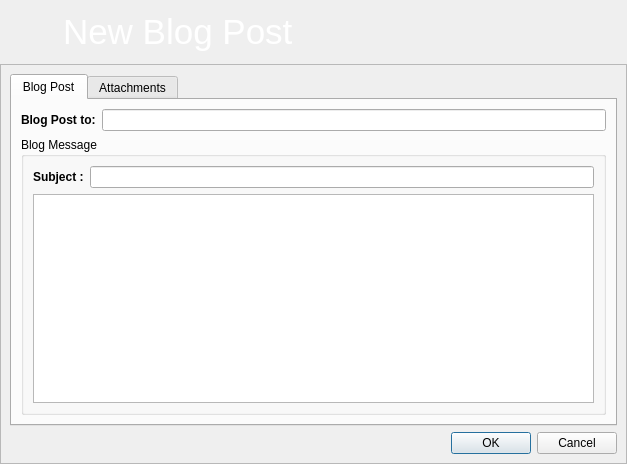
RetroShare/RetroShare, file retroshare-gui/src/gui/blogs/CreateBlogMsg.ui: the form before one commit.
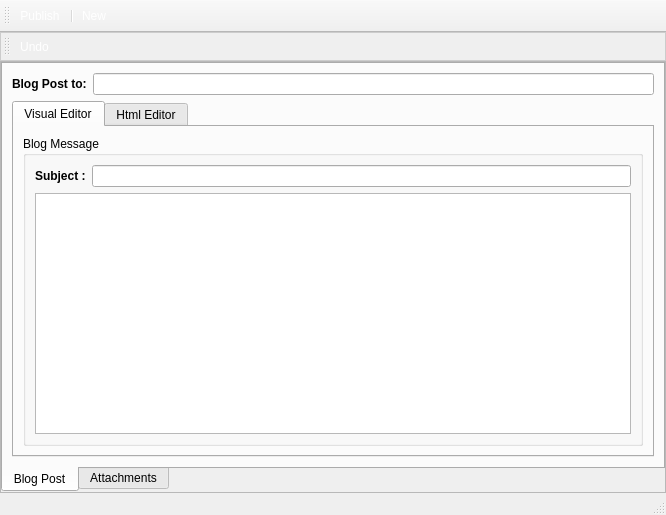
The form after the commit. Icons and pictures are not drawn.

Commit message: redesign Create Blog Msg Publisher with html Formating features and fixed textSize formating for Message Composer

```diff
--- a/retroshare-gui/src/gui/blogs/CreateBlogMsg.ui
+++ b/retroshare-gui/src/gui/blogs/CreateBlogMsg.ui
@@ -1,13 +1,13 @@
 <?xml version="1.0" encoding="UTF-8"?>
 <ui version="4.0">
  <class>CreateBlogMsg</class>
- <widget class="QDialog" name="CreateBlogMsg">
+ <widget class="QMainWindow" name="CreateBlogMsg">
   <property name="geometry">
    <rect>
     <x>0</x>
     <y>0</y>
-    <width>627</width>
-    <height>464</height>
+    <width>666</width>
+    <height>515</height>
    </rect>
   </property>
   <property name="acceptDrops">
@@ -20,72 +20,26 @@
    <iconset resource="../images.qrc">
     <normaloff>:/images/rstray3.png</normaloff>:/images/rstray3.png</iconset>
   </property>
-  <layout class="QGridLayout" name="gridLayout_8">
-   <property name="margin">
-    <number>0</number>
-   </property>
-   <property name="spacing">
-    <number>0</number>
-   </property>
-   <item row="0" column="0">
-    <widget class="QFrame" name="frame">
-     <property name="maximumSize">
-      <size>
-       <width>16777215</width>
-       <height>64</height>
-      </size>
-     </property>
      <property name="styleSheet">
-      <string notr="true">QFrame#frame{background-image: url(:/images/connect/connectFriendBanner.png);} 
-</string>
-     </property>
-     <property name="frameShape">
-      <enum>QFrame::NoFrame</enum>
-     </property>
-     <property name="frameShadow">
-      <enum>QFrame::Raised</enum>
-     </property>
+   <string notr="true">QToolBar#toolBar{background-image: url(:/images/connect/connectFriendBanner.png);
+} 
+
+QToolButton {
+      color: white;
+}
+
+QToolBar#toolBar_2{ 
+background-color: qlineargradient(x1:0, y1:0, x2:0, y2:1,
+stop:0 #FEFEFE, stop:1 #E8E8E8);
+
+border: 1px solid #CCCCCC;}</string>
+  </property>
+  <widget class="QWidget" name="centralwidget">
      <layout class="QGridLayout" name="gridLayout">
+    <property name="margin">
+     <number>0</number>
+    </property>
       <item row="0" column="0">
-       <widget class="QLabel" name="label_6">
-        <property name="minimumSize">
-         <size>
-          <width>48</width>
-          <height>48</height>
-         </size>
-        </property>
-        <property name="maximumSize">
-         <size>
-          <width>48</width>
-          <height>48</height>
-         </size>
-        </property>
-        <property name="text">
-         <string/>
-        </property>
-        <property name="pixmap">
-         <pixmap resource="../images.qrc">:/images/hi48-app-kblogger.png</pixmap>
-        </property>
-        <property name="scaledContents">
-         <bool>true</bool>
-        </property>
-       </widget>
-      </item>
-      <item row="0" column="1">
-       <widget class="QLabel" name="label_7">
-        <property name="text">
-         <string>&lt;!DOCTYPE HTML PUBLIC &quot;-//W3C//DTD HTML 4.0//EN&quot; &quot;http://www.w3.org/TR/REC-html40/strict.dtd&quot;&gt;
-&lt;html&gt;&lt;head&gt;&lt;meta name=&quot;qrichtext&quot; content=&quot;1&quot; /&gt;&lt;style type=&quot;text/css&quot;&gt;
-p, li { white-space: pre-wrap; }
-&lt;/style&gt;&lt;/head&gt;&lt;body style=&quot; font-family:'MS Shell Dlg 2'; font-size:8.25pt; font-weight:400; font-style:normal;&quot;&gt;
-&lt;p style=&quot; margin-top:0px; margin-bottom:0px; margin-left:0px; margin-right:0px; -qt-block-indent:0; text-indent:0px;&quot;&gt;&lt;span style=&quot; font-size:26pt; color:#ffffff;&quot;&gt;New Blog Post&lt;/span&gt;&lt;/p&gt;&lt;/body&gt;&lt;/html&gt;</string>
-        </property>
-       </widget>
-      </item>
-     </layout>
-    </widget>
-   </item>
-   <item row="1" column="0">
     <widget class="QFrame" name="frame_2">
      <property name="frameShape">
       <enum>QFrame::StyledPanel</enum>
@@ -94,8 +48,17 @@
       <enum>QFrame::Raised</enum>
      </property>
      <layout class="QGridLayout" name="gridLayout_6">
+       <property name="margin">
+        <number>0</number>
+       </property>
+       <property name="spacing">
+        <number>0</number>
+       </property>
       <item row="0" column="0">
        <widget class="QTabWidget" name="tabWidget">
+         <property name="tabPosition">
+          <enum>QTabWidget::South</enum>
+         </property>
         <property name="currentIndex">
          <number>0</number>
         </property>
@@ -104,7 +67,7 @@
           <string>Blog Post</string>
          </attribute>
          <layout class="QGridLayout" name="gridLayout_7">
-          <item row="0" column="0" colspan="2">
+           <item row="0" column="0">
            <layout class="QHBoxLayout" name="horizontalLayout_2">
             <item>
              <widget class="QLabel" name="label_8">
@@ -131,14 +94,24 @@
             </item>
            </layout>
           </item>
-          <item row="1" column="0" colspan="2">
+           <item row="1" column="0">
+            <widget class="QTabWidget" name="tabWidget_2">
+             <property name="currentIndex">
+              <number>0</number>
+             </property>
+             <widget class="QWidget" name="tab_3">
+              <attribute name="title">
+               <string>Visual Editor</string>
+              </attribute>
+              <layout class="QGridLayout" name="gridLayout_4">
+               <item row="0" column="0">
            <widget class="QGroupBox" name="groupBox">
             <property name="title">
              <string>Blog Message</string>
             </property>
             <layout class="QGridLayout" name="gridLayout_2">
-             <item row="1" column="0" colspan="2">
-              <layout class="QHBoxLayout">
+                  <item row="0" column="0">
+                   <layout class="QHBoxLayout" name="_3">
                <item>
                 <widget class="QLabel" name="label_5">
                  <property name="font">
@@ -157,7 +130,7 @@
                </item>
               </layout>
              </item>
-             <item row="2" column="0" colspan="2">
+                  <item row="1" column="0">
               <widget class="QTextEdit" name="msgEdit"/>
              </item>
             </layout>
@@ -165,6 +138,20 @@
           </item>
          </layout>
         </widget>
+             <widget class="QWidget" name="tabHtml">
+              <attribute name="title">
+               <string>Html Editor</string>
+              </attribute>
+              <layout class="QGridLayout" name="gridLayout_10">
+               <item row="0" column="0">
+                <widget class="QPlainTextEdit" name="plainTextEdit"/>
+               </item>
+              </layout>
+             </widget>
+            </widget>
+           </item>
+          </layout>
+         </widget>
         <widget class="QWidget" name="tab_2">
          <attribute name="icon">
           <iconset resource="../images.qrc">
@@ -334,20 +321,183 @@
         </widget>
        </widget>
       </item>
-      <item row="1" column="0">
-       <widget class="QDialogButtonBox" name="buttonBox">
-        <property name="orientation">
-         <enum>Qt::Horizontal</enum>
-        </property>
-        <property name="standardButtons">
-         <set>QDialogButtonBox::Cancel|QDialogButtonBox::Ok</set>
-        </property>
-       </widget>
-      </item>
      </layout>
     </widget>
    </item>
   </layout>
+  </widget>
+  <widget class="QMenuBar" name="menubar">
+   <property name="geometry">
+    <rect>
+     <x>0</x>
+     <y>0</y>
+     <width>666</width>
+     <height>21</height>
+    </rect>
+   </property>
+  </widget>
+  <widget class="QStatusBar" name="statusbar"/>
+  <widget class="QToolBar" name="toolBar">
+   <property name="minimumSize">
+    <size>
+     <width>0</width>
+     <height>32</height>
+    </size>
+   </property>
+   <property name="font">
+    <font>
+     <pointsize>9</pointsize>
+    </font>
+   </property>
+   <property name="windowTitle">
+    <string>toolBar</string>
+   </property>
+   <attribute name="toolBarArea">
+    <enum>TopToolBarArea</enum>
+   </attribute>
+   <attribute name="toolBarBreak">
+    <bool>false</bool>
+   </attribute>
+   <addaction name="actionPublish"/>
+   <addaction name="separator"/>
+   <addaction name="actionNew"/>
+  </widget>
+  <widget class="QToolBar" name="toolBar_2">
+   <property name="windowTitle">
+    <string>toolBar_2</string>
+   </property>
+   <attribute name="toolBarArea">
+    <enum>TopToolBarArea</enum>
+   </attribute>
+   <attribute name="toolBarBreak">
+    <bool>true</bool>
+   </attribute>
+   <addaction name="actionUndo"/>
+  </widget>
+  <action name="actionBlockquoute">
+   <property name="checkable">
+    <bool>true</bool>
+   </property>
+   <property name="icon">
+    <iconset resource="../images.qrc">
+     <normaloff>:/images/textedit/hi22-action-format-text-blockquote.png</normaloff>:/images/textedit/hi22-action-format-text-blockquote.png</iconset>
+   </property>
+   <property name="text">
+    <string>blockquoute</string>
+   </property>
+  </action>
+  <action name="actionIncreasefontsize">
+   <property name="icon">
+    <iconset resource="../images.qrc">
+     <normaloff>:/images/textedit/format_font_size_more.png</normaloff>:/images/textedit/format_font_size_more.png</iconset>
+   </property>
+   <property name="text">
+    <string>Increase font Size</string>
+   </property>
+  </action>
+  <action name="actionDecreasefontsize">
+   <property name="icon">
+    <iconset resource="../images.qrc">
+     <normaloff>:/images/textedit/format_font_size_less.png</normaloff>:/images/textedit/format_font_size_less.png</iconset>
+   </property>
+   <property name="text">
+    <string>Decrease font size</string>
+   </property>
+  </action>
+  <action name="actionBold">
+   <property name="icon">
+    <iconset resource="../images.qrc">
+     <normaloff>:/images/textedit/textbold.png</normaloff>:/images/textedit/textbold.png</iconset>
+   </property>
+   <property name="text">
+    <string>Bold</string>
+   </property>
+  </action>
+  <action name="actionUnderline">
+   <property name="icon">
+    <iconset resource="../images.qrc">
+     <normaloff>:/images/textedit/textunder.png</normaloff>:/images/textedit/textunder.png</iconset>
+   </property>
+   <property name="text">
+    <string>Underline</string>
+   </property>
+  </action>
+  <action name="actionItalic">
+   <property name="icon">
+    <iconset resource="../images.qrc">
+     <normaloff>:/images/textedit/textitalic.png</normaloff>:/images/textedit/textitalic.png</iconset>
+   </property>
+   <property name="text">
+    <string>Italic</string>
+   </property>
+  </action>
+  <action name="actionPublish">
+   <property name="text">
+    <string>Publish</string>
+   </property>
+  </action>
+  <action name="actionNew">
+   <property name="text">
+    <string>New</string>
+   </property>
+  </action>
+  <action name="actionCode">
+   <property name="icon">
+    <iconset resource="../images.qrc">
+     <normaloff>:/images/textedit/hi22-action-format-text-code.png</normaloff>:/images/textedit/hi22-action-format-text-code.png</iconset>
+   </property>
+   <property name="text">
+    <string>Code</string>
+   </property>
+  </action>
+  <action name="actionsplitPost">
+   <property name="icon">
+    <iconset resource="../images.qrc">
+     <normaloff>:/images/textedit/hi22-action-insert-more-mark.png</normaloff>:/images/textedit/hi22-action-insert-more-mark.png</iconset>
+   </property>
+   <property name="text">
+    <string>splitPost</string>
+   </property>
+  </action>
+  <action name="actionOrderedlist">
+   <property name="icon">
+    <iconset resource="../images.qrc">
+     <normaloff>:/images/textedit/format-list-ordered.png</normaloff>:/images/textedit/format-list-ordered.png</iconset>
+   </property>
+   <property name="text">
+    <string>Ordered List</string>
+   </property>
+  </action>
+  <action name="actionUnorderedlist">
+   <property name="icon">
+    <iconset resource="../images.qrc">
+     <normaloff>:/images/textedit/format-list-unordered.png</normaloff>:/images/textedit/format-list-unordered.png</iconset>
+   </property>
+   <property name="text">
+    <string>Unordered List</string>
+   </property>
+  </action>
+  <action name="actionClipboard">
+   <property name="checkable">
+    <bool>true</bool>
+   </property>
+   <property name="icon">
+    <iconset resource="../images.qrc">
+     <normaloff>:/images/textedit/editcut.png</normaloff>:/images/textedit/editcut.png</iconset>
+   </property>
+   <property name="text">
+    <string>Clipboard</string>
+   </property>
+  </action>
+  <action name="actionUndo">
+   <property name="icon">
+    <iconset resource="../images.qrc">
+     <normaloff>:/images/textedit/editundo.png</normaloff>:/images/textedit/editundo.png</iconset>
+   </property>
+   <property name="text">
+    <string>Undo</string>
+   </property>
+  </action>
  </widget>
  <resources>
   <include location="../images.qrc"/>
```
Left out of the diff: 8 changed lines with no effect on the pictures. Lines whose indentation alone changed are shown as unchanged. The commit also changes 10 other files.
